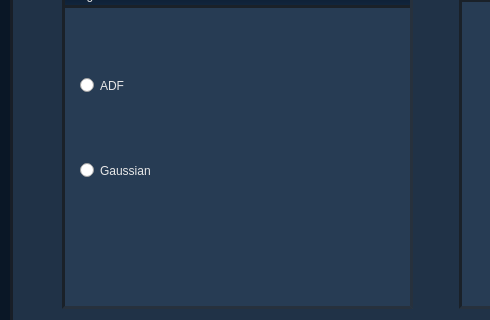
Old version of the form pymaf/imf_window.ui in the repository RafaelLingas/pymaf; both pictures show x 103 to 593 and y 188 to 508 of the 1004 by 951 pixel window.
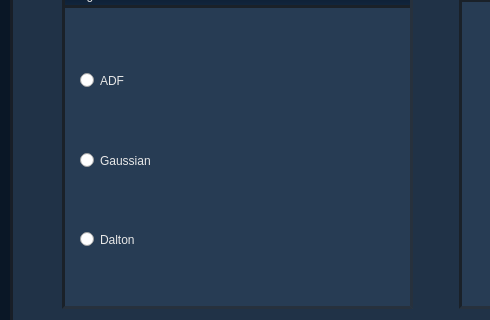
New version of the form.

Commit message: implemented processing of Dalton runs

The edit to the form file:
```diff
--- a/pymaf/imf_window.ui
+++ b/pymaf/imf_window.ui
@@ -407,6 +407,24 @@
                     </property>
                    </spacer>
                   </item>
+                  <item>
+                   <widget class="QRadioButton" name="dalton_radio">
+                    <property name="styleSheet">
+                     <string notr="true">QRadioButton{
+font: 12pt &quot;Microsoft YaHei UI Light&quot;;
+color: rgb(231, 231, 231);}
+
+QRadioButton:indicator:checked{
+border-radius:6px;
+background-color: qlineargradient(spread:pad, x1:0, y1:1, x2:0, y2:0, stop:0 rgb(53, 156, 230), stop:1 rgb(55, 119, 222));
+border: 0.7px solid white;
+}</string>
+                    </property>
+                    <property name="text">
+                     <string>Dalton</string>
+                    </property>
+                   </widget>
+                  </item>
                   <item>
                    <spacer name="verticalSpacer_4">
                     <property name="orientation">
```
The commit also changes 8 other files.
